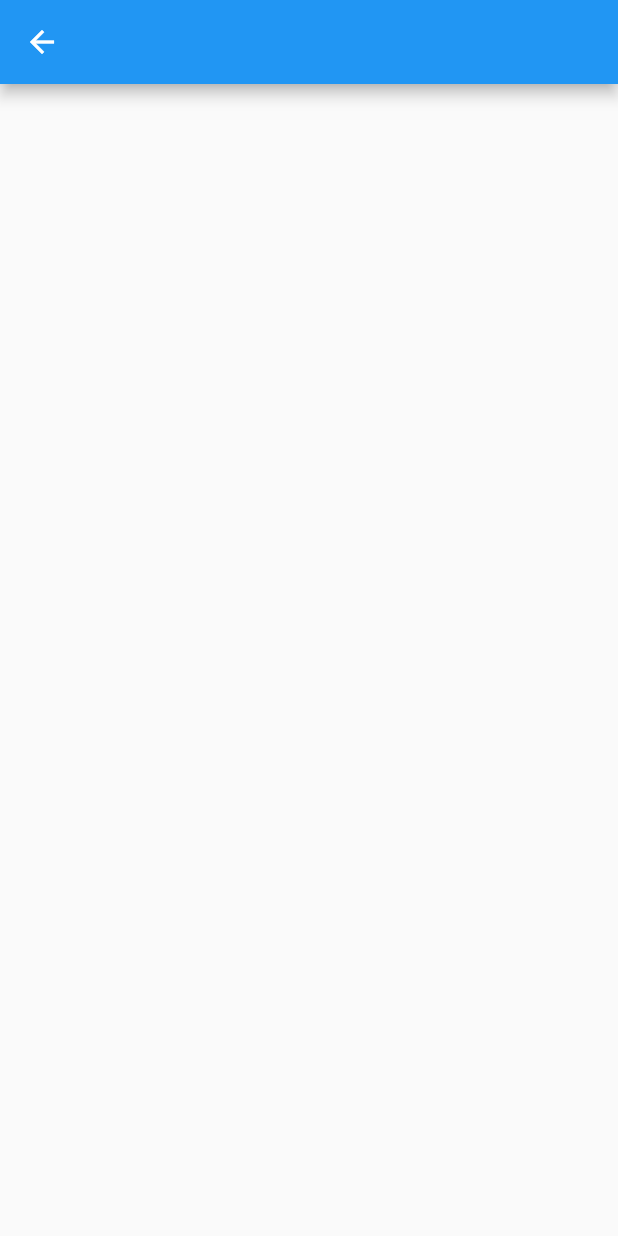
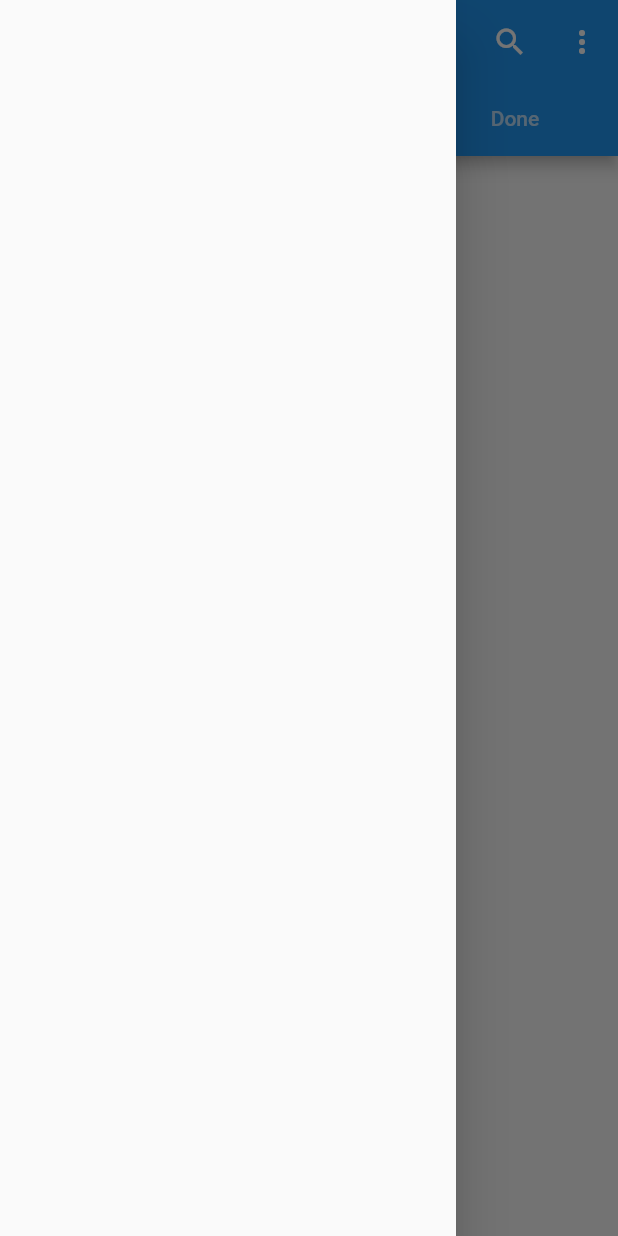
Before and after one commit to gurupalsingh02/course-management-system-group-project, a Flutter app: the ToDoPage screen opened by its route, with the side drawer open (before the commit the screen has no drawer), on a phone screen of 412 x 824 dp. Run offline on Flutter 3.47's test engine with Material 2 defaults, Android fonts, the phone set to English and light mode, and no system bars; drawn by our look-alikes of velocity_x; missing offline and left inert: staggered_grid_view_flutter; network calls fail.

Commit message:
Made To do page

```diff
--- a/lib/Pages/student_account_page.dart
+++ b/lib/Pages/student_account_page.dart
@@ -33,7 +33,7 @@ class StudentAccountPage extends StatelessWidget {
                     )),
                 IconButton(
                     onPressed: () {
-                      Navigator.pushNamed(context, MyRoutes.HomePage);
+                      Navigator.pushNamed(context, MyRoutes.ToDoPage);
                     },
                     icon: Icon(
                       Icons.person,
--- a/lib/Pages/to_do_page.dart
+++ b/lib/Pages/to_do_page.dart
@@ -1,14 +1,49 @@
 // ignore_for_file: prefer_const_constructors
 
 import 'package:flutter/material.dart';
+import 'package:velocity_x/velocity_x.dart';
 
-class ToDoPage extends StatelessWidget {
+class ToDoPage extends StatefulWidget {
   const ToDoPage({Key? key}) : super(key: key);
+
+  @override
+  State<ToDoPage> createState() => _ToDoPageState();
+}
+
+class _ToDoPageState extends State<ToDoPage>
+    with SingleTickerProviderStateMixin {
+  late TabController _controller;
+  @override
+  void initState() {
+    super.initState();
+    _controller = TabController(length: 3, vsync: this, initialIndex: 0);
+  }
 
   @override
   Widget build(BuildContext context) {
     return Scaffold(
-      appBar: AppBar(),
+      appBar: AppBar(
+        title: "To-do".text.make(),
+        actions: [
+          IconButton(onPressed: () {}, icon: Icon(Icons.search)),
+          IconButton(onPressed: () {}, icon: Icon(Icons.more_vert))
+        ],
+        bottom: TabBar(
+          controller: _controller,
+          tabs: const [
+            //Tab(icon: Icon(Icons.camera_alt)),
+            Tab(text: ("Assigned")),
+            Tab(text: ("Missing")),
+            Tab(text: ("Done")),
+          ],
+        ),
+      ),
+      body: TabBarView(controller: _controller, children: const [
+        Text("Assigned task will appear here."),
+        Text("Missing task will appear here."),
+        Text("Done task will appear here."),
+      ]),
+      drawer: Drawer(),
     );
   }
 }
```
